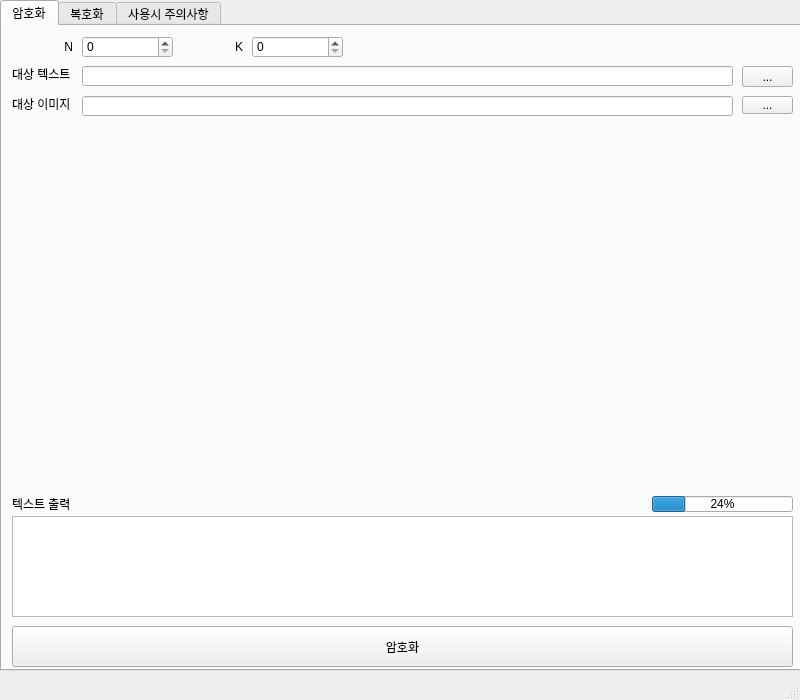
wool0826/Team-Trudy, file Trudy 2019.ui: the form before one commit.
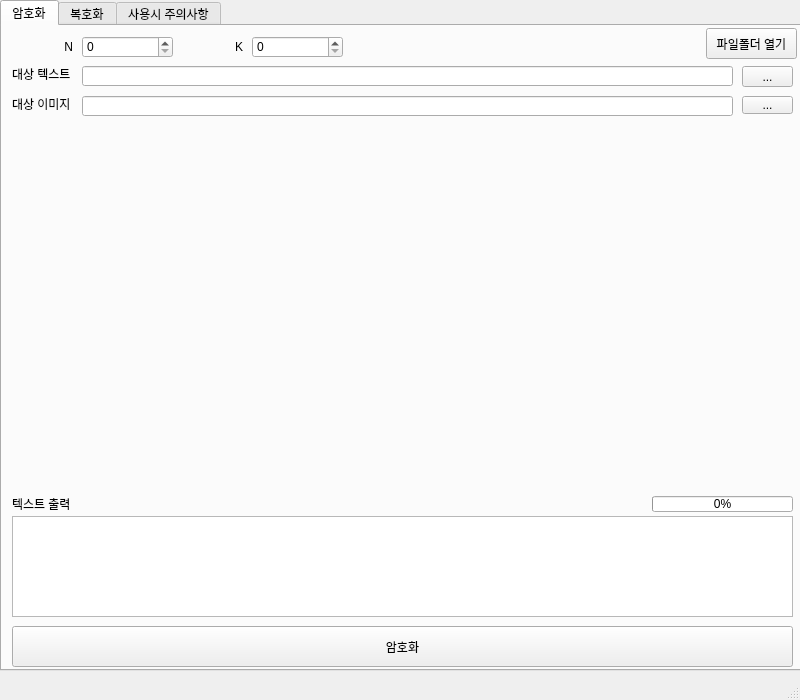
The form after the commit.

Diff of the .ui file:
```diff
--- a/Trudy 2019.ui
+++ b/Trudy 2019.ui
@@ -40,7 +40,10 @@
        </rect>
       </property>
       <property name="value">
-       <number>24</number>
+       <number>0</number>
+      </property>
+      <property name="alignment">
+       <set>Qt::AlignCenter</set>
       </property>
      </widget>
      <widget class="QLabel" name="label_3">
@@ -228,6 +231,19 @@
        </rect>
       </property>
      </widget>
+     <widget class="QPushButton" name="open_filefolder">
+      <property name="geometry">
+       <rect>
+        <x>704</x>
+        <y>2</y>
+        <width>91</width>
+        <height>31</height>
+       </rect>
+      </property>
+      <property name="text">
+       <string>파일폴더 열기</string>
+      </property>
+     </widget>
     </widget>
     <widget class="QWidget" name="tab_6">
      <attribute name="title">
```
Left out of the diff: 36 changed lines with no effect on the pictures.
